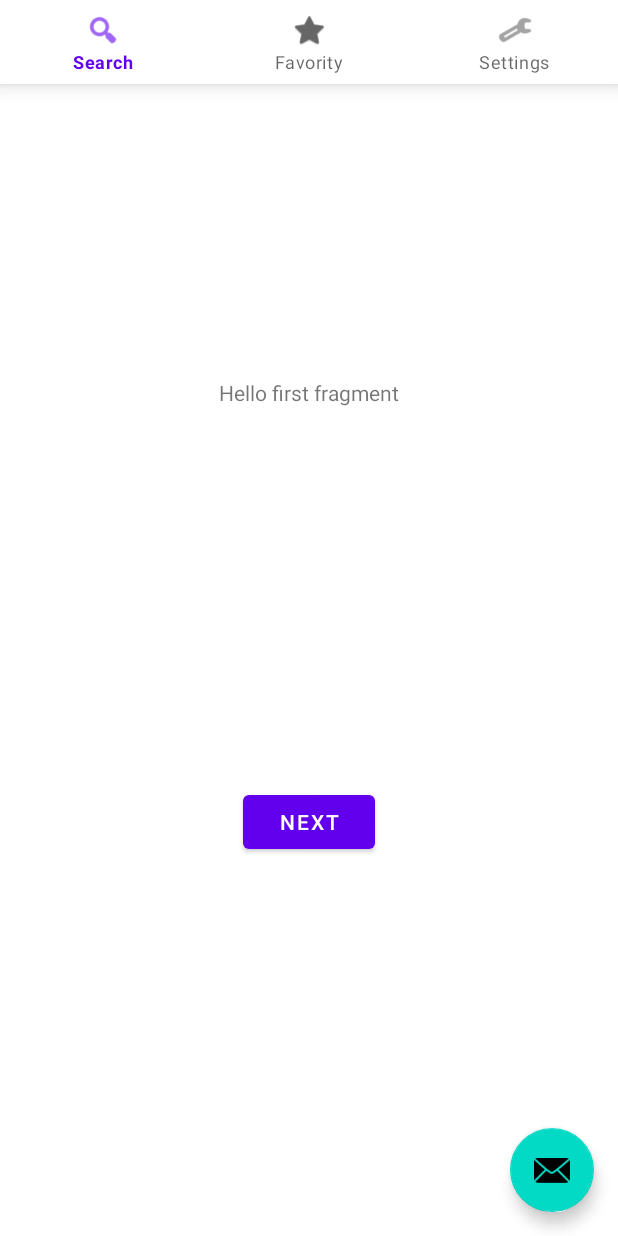
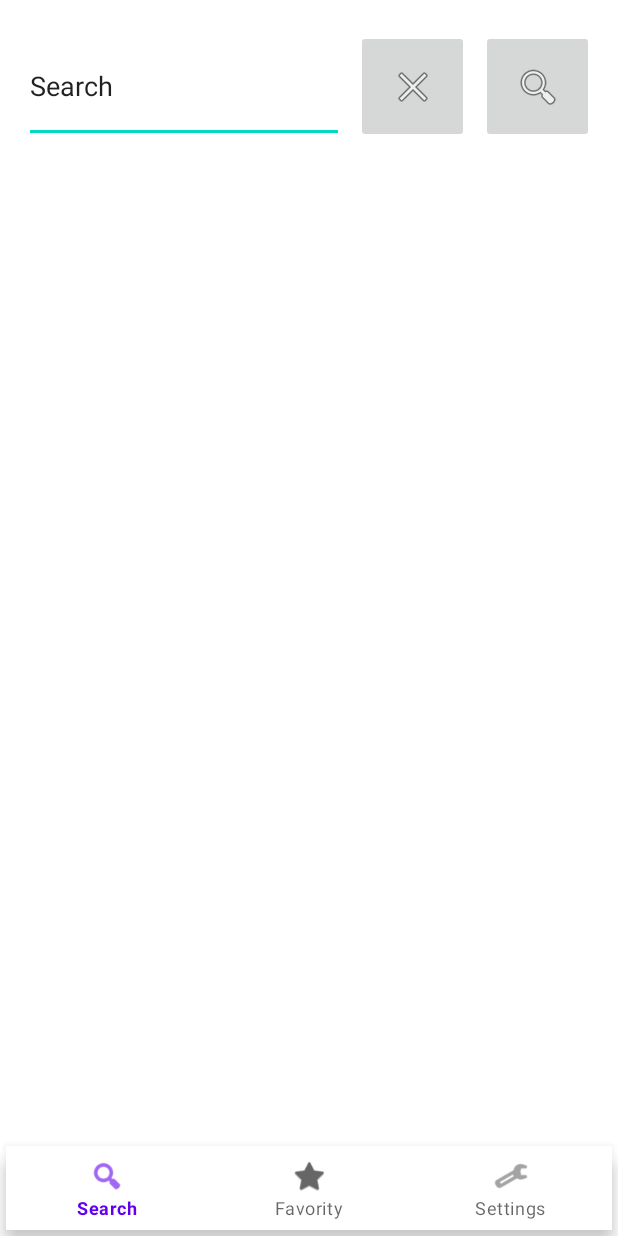
Before and after one commit to scacchipa/netbuster, an Android app: the screen it shows after launch (MainActivity), on a phone screen of 412 x 824 dp. Run offline under Robolectric (Android 15) with nearby library versions, the phone set to English and light mode, and no system bars; our stand-ins replace Volley; network calls fail; 1 statement that could not run was skipped.

Commit message:
FirstFragment

```diff
--- a/app/build.gradle
+++ b/app/build.gradle
@@ -40,6 +40,9 @@ dependencies {
     implementation 'androidx.constraintlayout:constraintlayout:2.0.4'
     implementation 'androidx.navigation:navigation-fragment-ktx:2.3.5'
     implementation 'androidx.navigation:navigation-ui-ktx:2.3.5'
+    implementation 'androidx.gridlayout:gridlayout:1.0.0'
+    implementation 'androidx.recyclerview:recyclerview:1.2.1'
+    implementation 'androidx.cardview:cardview:1.0.0'
     testImplementation 'junit:junit:4.+'
     androidTestImplementation 'androidx.test.ext:junit:1.1.2'
     androidTestImplementation 'androidx.test.espresso:espresso-core:3.3.0'
--- a/app/src/main/java/ar/com/westsoft/netbuster/MainActivity.kt
+++ b/app/src/main/java/ar/com/westsoft/netbuster/MainActivity.kt
@@ -2,16 +2,38 @@ package ar.com.westsoft.netbuster
 
 import android.os.Bundle
 import androidx.appcompat.app.AppCompatActivity
+import androidx.fragment.app.FragmentContainerView
+import androidx.fragment.app.commit
 import com.google.android.material.bottomnavigation.BottomNavigationView
-import com.google.android.material.floatingactionbutton.FloatingActionButton
-import com.google.android.material.snackbar.Snackbar
+import kotlinx.coroutines.GlobalScope
+import kotlinx.coroutines.launch
+import org.json.JSONArray
 
 class MainActivity : AppCompatActivity() {
+
+    var tvAPIClient: TvAPIClient? = null
+    var serieArray = JSONArray()
+
     override fun onCreate(savedInstanceState: Bundle?) {
         super.onCreate(savedInstanceState)
         setContentView(R.layout.activity_main)
+        tvAPIClient = TvAPIClient(this)
 
         val bottonNav = findViewById<BottomNavigationView>(R.id.bottom_navigation)
+        val fragContainer = findViewById<FragmentContainerView>(R.id.fragment_container_view)
+        val firstFragment = FirstFragment()
+        if (savedInstanceState == null) {
+            supportFragmentManager.commit {
+                setReorderingAllowed(true)
+                add(R.id.fragment_container_view, firstFragment,"Initial Fragment")
+            }
+        }
+
+
+        println("Pre runBlcking")
+        GlobalScope.launch { serieArray = tvAPIClient?.getSyncArrayJsonResponse()?:serieArray }
+        println(serieArray.length())
+        println("Post runBlocking")
 
         bottonNav.setOnNavigationItemSelectedListener { menuItem ->
             when (menuItem.itemId) {
@@ -30,11 +52,5 @@ class MainActivity : AppCompatActivity() {
                 else -> super.onOptionsItemSelected(menuItem)
             }
         }
-
-        findViewById<FloatingActionButton>(R.id.fab).setOnClickListener { view ->
-            Snackbar.make(view, "Replace with your own action", Snackbar.LENGTH_LONG)
-                    .setAction("Action", null).show()
-
-        }
     }
 }
--- a/app/src/main/java/ar/com/westsoft/netbuster/TvAPIClient.kt
+++ b/app/src/main/java/ar/com/westsoft/netbuster/TvAPIClient.kt
@@ -3,8 +3,10 @@ package ar.com.westsoft.netbuster
 import android.content.Context
 import android.util.Log
 import com.android.volley.RequestQueue
+import com.android.volley.toolbox.JsonArrayRequest
 import com.android.volley.toolbox.StringRequest
 import com.android.volley.toolbox.Volley
+import org.json.JSONArray
 import kotlin.coroutines.resume
 import kotlin.coroutines.resumeWithException
 import kotlin.coroutines.suspendCoroutine
@@ -34,5 +36,13 @@ class TvAPIClient(context: Context) {
                     { continuation.resumeWithException(it) })
                 queue.add(stringRequest)
         }
+    suspend fun getSyncArrayJsonResponse(): JSONArray =
+        suspendCoroutine { continuation ->
+            val stringRequest = JsonArrayRequest(
+                "$url/search/shows?q=:query",
+                { response -> continuation.resume(response) },
+                { continuation.resumeWithException(it) })
+            queue.add(stringRequest)
+        }
 
 }
--- a/app/src/main/res/layout/activity_main.xml
+++ b/app/src/main/res/layout/activity_main.xml
@@ -1,5 +1,6 @@
 <?xml version="1.0" encoding="utf-8"?>
-<androidx.coordinatorlayout.widget.CoordinatorLayout xmlns:android="http://schemas.android.com/apk/res/android"
+<androidx.constraintlayout.widget.ConstraintLayout
+    xmlns:android="http://schemas.android.com/apk/res/android"
     xmlns:app="http://schemas.android.com/apk/res-auto"
     xmlns:tools="http://schemas.android.com/tools"
     android:layout_width="match_parent"
@@ -8,20 +9,29 @@
 
     <com.google.android.material.bottomnavigation.BottomNavigationView
         android:id="@+id/bottom_navigation"
-        android:layout_width="match_parent"
+        android:layout_width="0dp"
         android:layout_height="wrap_content"
         android:layout_alignParentBottom="true"
+        android:layout_marginStart="4dp"
+        android:layout_marginEnd="4dp"
+        android:layout_marginBottom="4dp"
         android:background="?android:attr/windowBackground"
-        app:menu="@menu/menu_main"
-        />
-    <com.google.android.material.floatingactionbutton.FloatingActionButton
-        android:id="@+id/fab"
-        android:layout_width="wrap_content"
-        android:layout_height="wrap_content"
-        android:layout_gravity="bottom|end"
-        android:layout_margin="@dimen/fab_margin"
-        app:srcCompat="@android:drawable/ic_dialog_email" />
+        app:layout_constraintBottom_toBottomOf="parent"
+        app:layout_constraintEnd_toEndOf="parent"
+        app:layout_constraintStart_toStartOf="parent"
+        app:menu="@menu/menu_main" />
 
-    <include layout="@layout/content_main" />
+    <androidx.fragment.app.FragmentContainerView
+        android:id="@+id/fragment_container_view"
+        android:layout_width="0dp"
+        android:layout_height="0dp"
+        android:layout_marginStart="4dp"
+        android:layout_marginTop="4dp"
+        android:layout_marginEnd="4dp"
+        android:layout_marginBottom="4dp"
+        app:layout_constraintBottom_toTopOf="@+id/bottom_navigation"
+        app:layout_constraintEnd_toEndOf="parent"
+        app:layout_constraintStart_toStartOf="parent"
+        app:layout_constraintTop_toTopOf="parent" />
 
-</androidx.coordinatorlayout.widget.CoordinatorLayout>
+</androidx.constraintlayout.widget.ConstraintLayout>
--- a/app/src/main/res/layout/content_main.xml
+++ b/app/src/main/res/layout/content_main.xml
@@ -1,6 +1,7 @@
 <?xml version="1.0" encoding="utf-8"?>
 <androidx.constraintlayout.widget.ConstraintLayout xmlns:android="http://schemas.android.com/apk/res/android"
     xmlns:app="http://schemas.android.com/apk/res-auto"
+    xmlns:tools="http://schemas.android.com/tools"
     android:layout_width="match_parent"
     android:layout_height="match_parent"
     app:layout_behavior="@string/appbar_scrolling_view_behavior">
@@ -16,4 +17,5 @@
         app:layout_constraintRight_toRightOf="parent"
         app:layout_constraintTop_toTopOf="parent"
         app:navGraph="@navigation/nav_graph" />
+
 </androidx.constraintlayout.widget.ConstraintLayout>
--- a/app/src/main/res/layout/fragment_first.xml
+++ b/app/src/main/res/layout/fragment_first.xml
@@ -1,28 +1,83 @@
 <?xml version="1.0" encoding="utf-8"?>
-<androidx.constraintlayout.widget.ConstraintLayout xmlns:android="http://schemas.android.com/apk/res/android"
+<androidx.constraintlayout.widget.ConstraintLayout
+    xmlns:android="http://schemas.android.com/apk/res/android"
     xmlns:app="http://schemas.android.com/apk/res-auto"
     xmlns:tools="http://schemas.android.com/tools"
     android:layout_width="match_parent"
     android:layout_height="match_parent"
     tools:context=".FirstFragment">
 
-    <Button
-        android:id="@+id/button_first"
-        android:layout_width="wrap_content"
+    <androidx.constraintlayout.widget.ConstraintLayout
+        android:id="@+id/view"
+        android:layout_width="0dp"
         android:layout_height="wrap_content"
-        android:text="@string/next"
+        android:layout_marginStart="8dp"
+        android:layout_marginTop="8dp"
+        android:layout_marginEnd="8dp"
+        app:layout_constraintEnd_toEndOf="parent"
+        app:layout_constraintHorizontal_bias="0.625"
+        app:layout_constraintStart_toStartOf="parent"
+        app:layout_constraintTop_toTopOf="parent">
+
+        <EditText
+            android:id="@+id/search_key"
+            android:layout_width="wrap_content"
+            android:layout_height="0dp"
+            android:layout_marginStart="4dp"
+            android:layout_marginTop="8dp"
+            android:layout_marginEnd="4dp"
+            android:layout_marginBottom="8dp"
+            android:autofillHints="Search"
+            android:ems="10"
+            android:inputType="text"
+            android:text="Search"
+            app:layout_constraintBottom_toBottomOf="parent"
+            app:layout_constraintEnd_toStartOf="@+id/delete_text_button"
+            app:layout_constraintHorizontal_bias="0.5"
+            app:layout_constraintStart_toStartOf="parent"
+            app:layout_constraintTop_toTopOf="parent"
+            app:layout_constraintVertical_bias="0.0" />
+
+        <ImageButton
+            android:id="@+id/delete_text_button"
+            android:layout_width="0dp"
+            android:layout_height="0dp"
+            android:layout_marginStart="4dp"
+            android:layout_marginEnd="4dp"
+            android:src="@android:drawable/ic_menu_close_clear_cancel"
+            app:layout_constraintBottom_toBottomOf="@+id/search_key"
+            app:layout_constraintDimensionRatio="w,1:1"
+            app:layout_constraintEnd_toStartOf="@id/search_button"
+            app:layout_constraintStart_toEndOf="@+id/search_key"
+            app:layout_constraintTop_toTopOf="@+id/search_key" />
+
+        <ImageButton
+            android:id="@+id/search_button"
+            android:layout_width="0dp"
+            android:layout_height="0dp"
+            android:layout_marginStart="4dp"
+            android:layout_marginEnd="4dp"
+            android:src="@android:drawable/ic_menu_search"
+            app:layout_constraintBottom_toBottomOf="@+id/search_key"
+            app:layout_constraintDimensionRatio="1:1"
+            app:layout_constraintEnd_toEndOf="parent"
+            app:layout_constraintStart_toEndOf="@+id/delete_text_button"
+            app:layout_constraintTop_toTopOf="@+id/search_key" />
+
+    </androidx.constraintlayout.widget.ConstraintLayout>
+
+    <androidx.gridlayout.widget.GridLayout
+        android:layout_width="0dp"
+        android:layout_height="0dp"
+        android:layout_marginStart="4dp"
+        android:layout_marginEnd="4dp"
+        android:layout_marginBottom="4dp"
         app:layout_constraintBottom_toBottomOf="parent"
         app:layout_constraintEnd_toEndOf="parent"
+        app:layout_constraintHorizontal_bias="0.496"
         app:layout_constraintStart_toStartOf="parent"
-        app:layout_constraintTop_toBottomOf="@id/textview_first" />
+        app:layout_constraintTop_toBottomOf="@+id/view"
+        app:layout_constraintVertical_bias="1.0">
 
-    <TextView
-        android:id="@+id/textview_first"
-        android:layout_width="wrap_content"
-        android:layout_height="wrap_content"
-        android:text="@string/hello_first_fragment"
-        app:layout_constraintBottom_toTopOf="@id/button_first"
-        app:layout_constraintEnd_toEndOf="parent"
-        app:layout_constraintStart_toStartOf="parent"
-        app:layout_constraintTop_toTopOf="parent" />
+    </androidx.gridlayout.widget.GridLayout>
 </androidx.constraintlayout.widget.ConstraintLayout>
--- a/app/src/main/res/values/colors.xml
+++ b/app/src/main/res/values/colors.xml
@@ -7,4 +7,7 @@
     <color name="teal_700">#FF018786</color>
     <color name="black">#FF000000</color>
     <color name="white">#FFFFFFFF</color>
+    <color name="colorPrimary">#009688</color>
+    <color name="colorPrimaryDark">#00796B</color>
+    <color name="colorAccent">#FFC107</color>
 </resources>
--- a/build.gradle
+++ b/build.gradle
@@ -6,7 +6,7 @@ buildscript {
         jcenter()
     }
     dependencies {
-        classpath "com.android.tools.build:gradle:4.1.2"
+        classpath 'com.android.tools.build:gradle:4.2.2'
         classpath "org.jetbrains.kotlin:kotlin-gradle-plugin:$kotlin_version"
 
         // NOTE: Do not place your application dependencies here; they belong
```
Also changed, not shown: app/src/main/java/ar/com/westsoft/netbuster/FirstFragment.kt (+33 -10 lines), app/src/main/res/layout/recyclerview_row_item.xml (added, +31 -0 lines), gradle/wrapper/gradle-wrapper.properties, 1 other file.
